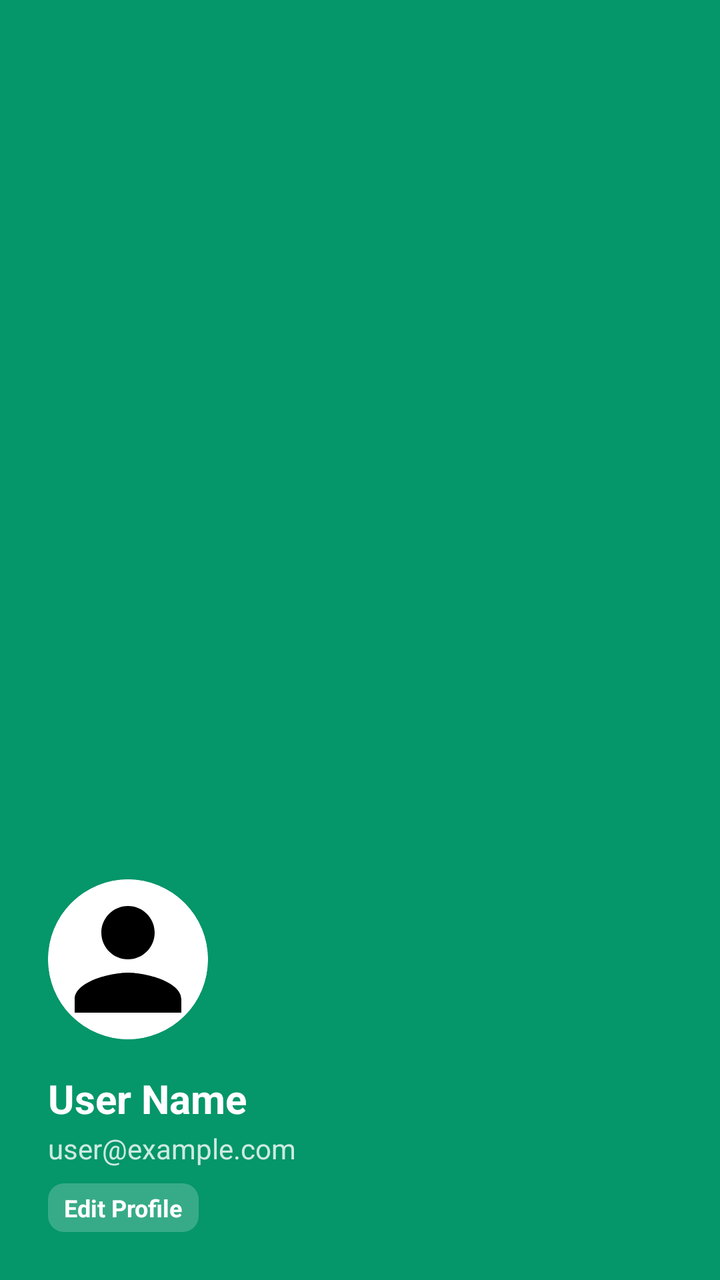
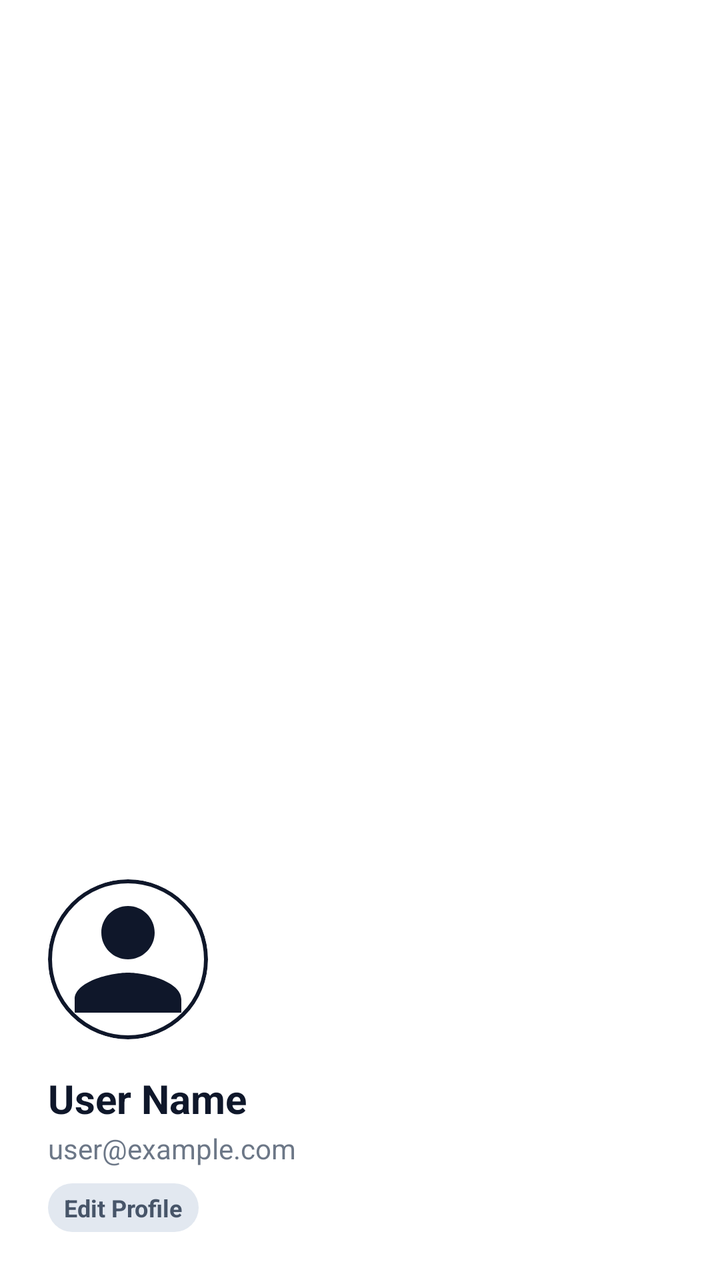

An Android layout rendered at two revisions. The XML below is the earlier revision; the diff shows what the commit changed to produce the second picture.
<!-- AndroidManifest.xml: application theme Theme.TestMaster -->
<!-- res/layout/header_layout.xml -->
<?xml version="1.0" encoding="utf-8"?>
<LinearLayout xmlns:android="http://schemas.android.com/apk/res/android"
    xmlns:app="http://schemas.android.com/apk/res-auto"
    android:layout_width="match_parent"
    android:layout_height="wrap_content"
    android:background="@color/primary"
    android:gravity="bottom"
    android:orientation="vertical"
    android:padding="24dp">

    <com.google.android.material.card.MaterialCardView
        android:layout_width="80dp"
        android:layout_height="80dp"
        app:cardCornerRadius="40dp"
        app:cardElevation="0dp"
        app:strokeWidth="2dp"
        app:strokeColor="@color/white">

        <ImageView
            android:id="@+id/iv_userimage"
            android:layout_width="match_parent"
            android:layout_height="match_parent"
            android:adjustViewBounds="true"
            android:scaleType="centerCrop"
            android:src="@drawable/baseline_person_24" />

    </com.google.android.material.card.MaterialCardView>

    <TextView
        android:id="@+id/user_name"
        android:layout_width="wrap_content"
        android:layout_height="wrap_content"
        android:layout_marginTop="16dp"
        android:text="User Name"
        android:textColor="@color/white"
        android:textSize="20sp"
        android:textStyle="bold" />

    <TextView
        android:id="@+id/user_email"
        android:layout_width="wrap_content"
        android:layout_height="wrap_content"
        android:layout_marginTop="2dp"
        android:text="user@example.com"
        android:textColor="@color/white"
        android:alpha="0.8"
        android:textSize="14sp" />

    <TextView
        android:id="@+id/view_profile"
        android:layout_width="wrap_content"
        android:layout_height="wrap_content"
        android:layout_marginTop="8dp"
        android:text="Edit Profile"
        android:textColor="@color/white"
        android:textSize="12sp"
        android:textStyle="bold"
        android:paddingVertical="4dp"
        android:paddingHorizontal="8dp"
        android:background="@drawable/bg_status_badge"
        android:backgroundTint="#33FFFFFF"/>

</LinearLayout>
<!-- resources referenced by this layout -->
<resources>
  <color name="primary">#059669</color>
  <color name="white">#FFFFFFFF</color>
  <!-- drawable baseline_person_24 (drawable) -->
  <vector android:height="24dp" android:tint="#000000"
      android:viewportHeight="24" android:viewportWidth="24"
      android:width="24dp" xmlns:android="http://schemas.android.com/apk/res/android">
      <path android:fillColor="@android:color/white" android:pathData="M12,12c2.21,0 4,-1.79 4,-4s-1.79,-4 -4,-4 -4,1.79 -4,4 1.79,4 4,4zM12,14c-2.67,0 -8,1.34 -8,4v2h16v-2c0,-2.66 -5.33,-4 -8,-4z"/>
  </vector>
  <!-- drawable bg_status_badge (drawable) -->
  <?xml version="1.0" encoding="utf-8"?>
  <shape xmlns:android="http://schemas.android.com/apk/res/android">
      <solid android:color="@color/success_bg" />
      <corners android:radius="8dp" />
  </shape>
  <style name="Theme.TestMaster" parent="Base.Theme.TestMaster" />
  <color name="success_bg">#DCFCE7</color>
  <style name="Base.Theme.TestMaster" parent="Theme.Material3.DayNight.NoActionBar">
          
          <item name="colorPrimary">@color/primary</item>
          <item name="colorOnPrimary">@color/onPrimary</item>
          <item name="colorPrimaryContainer">@color/primaryContainer</item>
          <item name="colorOnPrimaryContainer">@color/onPrimaryContainer</item>
  
          <item name="colorSecondary">@color/secondary</item>
          <item name="colorOnSecondary">@color/onSecondary</item>
          <item name="colorSecondaryContainer">@color/secondaryContainer</item>
          <item name="colorOnSecondaryContainer">@color/onSecondaryContainer</item>
  
          
          <item name="android:windowBackground">@color/background</item>
          <item name="colorSurface">@color/surface</item>
          <item name="colorOnSurface">@color/onSurface</item>
          <item name="colorSurfaceVariant">@color/surfaceVariant</item>
          <item name="colorOnSurfaceVariant">@color/onSurfaceVariant</item>
          <item name="colorOutline">@color/outline</item>
  
          
          <item name="colorError">@color/error</item>
          <item name="colorOnError">@color/onError</item>
          <item name="colorErrorContainer">@color/errorContainer</item>
          <item name="colorOnErrorContainer">@color/onErrorContainer</item>
  
          
          <item name="android:statusBarColor">@color/surface</item>
          <item name="android:windowLightStatusBar">true</item>
      </style>
  <color name="onPrimary">#FFFFFF</color>
  <color name="primaryContainer">#D1FAE5</color>
  <color name="onPrimaryContainer">#064E3B</color>
  <color name="secondary">#64748B</color>
  <color name="onSecondary">#FFFFFF</color>
  <color name="secondaryContainer">#F1F5F9</color>
  <color name="onSecondaryContainer">#0F172A</color>
  <color name="background">#F8FAFC</color>
  <color name="surface">#FFFFFF</color>
  <color name="onSurface">#0F172A</color>
  <color name="surfaceVariant">#E2E8F0</color>
  <color name="onSurfaceVariant">#475569</color>
  <color name="outline">#94A3B8</color>
  <color name="error">#EF4444</color>
  <color name="onError">#FFFFFF</color>
  <color name="errorContainer">#FEE2E2</color>
  <color name="onErrorContainer">#991B1B</color>
</resources>

<!-- the commit's change to res/layout/header_layout.xml (unified diff, before → after) -->
@@ -5,8 +5,10 @@
     android:layout_height="wrap_content"
     android:background="@color/primary"
     android:gravity="bottom"
+    android:paddingTop="40dp"
     android:orientation="vertical"
-    android:padding="24dp">
+    android:paddingHorizontal="24dp"
+    android:paddingBottom="24dp">
 
     <com.google.android.material.card.MaterialCardView
         android:layout_width="80dp"
@@ -14,7 +16,7 @@
         app:cardCornerRadius="40dp"
         app:cardElevation="0dp"
         app:strokeWidth="2dp"
-        app:strokeColor="@color/white">
+        app:strokeColor="@color/onPrimary">
 
         <ImageView
             android:id="@+id/iv_userimage"
@@ -22,6 +24,7 @@
             android:layout_height="match_parent"
             android:adjustViewBounds="true"
             android:scaleType="centerCrop"
+            app:tint="@color/onSurface"
             android:src="@drawable/baseline_person_24" />
 
     </com.google.android.material.card.MaterialCardView>
@@ -32,7 +35,7 @@
         android:layout_height="wrap_content"
         android:layout_marginTop="16dp"
         android:text="User Name"
-        android:textColor="@color/white"
+        android:textColor="@color/onPrimary"
         android:textSize="20sp"
         android:textStyle="bold" />
 
@@ -42,7 +45,7 @@
         android:layout_height="wrap_content"
         android:layout_marginTop="2dp"
         android:text="user@example.com"
-        android:textColor="@color/white"
+        android:textColor="@color/onSurfaceVariant"
         android:alpha="0.8"
         android:textSize="14sp" />
 
@@ -52,12 +55,11 @@
         android:layout_height="wrap_content"
         android:layout_marginTop="8dp"
         android:text="Edit Profile"
-        android:textColor="@color/white"
+        android:textColor="@color/onSurfaceVariant"
         android:textSize="12sp"
         android:textStyle="bold"
         android:paddingVertical="4dp"
         android:paddingHorizontal="8dp"
-        android:background="@drawable/bg_status_badge"
-        android:backgroundTint="#33FFFFFF"/>
+        android:background="@drawable/bg_pill_surface_variant" />
 
 </LinearLayout>
<!-- resource entries referenced after the edit -->
@@ -1,21 +1,20 @@
 <!-- resources referenced by this layout -->
 <resources>
-  <color name="primary">#059669</color>
-  <color name="white">#FFFFFFFF</color>
+  <color name="primary">#FFFFFF</color>
   <!-- drawable baseline_person_24 (drawable) -->
   <vector android:height="24dp" android:tint="#000000"
       android:viewportHeight="24" android:viewportWidth="24"
       android:width="24dp" xmlns:android="http://schemas.android.com/apk/res/android">
       <path android:fillColor="@android:color/white" android:pathData="M12,12c2.21,0 4,-1.79 4,-4s-1.79,-4 -4,-4 -4,1.79 -4,4 1.79,4 4,4zM12,14c-2.67,0 -8,1.34 -8,4v2h16v-2c0,-2.66 -5.33,-4 -8,-4z"/>
   </vector>
-  <!-- drawable bg_status_badge (drawable) -->
+  <!-- drawable bg_pill_surface_variant (drawable) -->
   <?xml version="1.0" encoding="utf-8"?>
-  <shape xmlns:android="http://schemas.android.com/apk/res/android">
-      <solid android:color="@color/success_bg" />
-      <corners android:radius="8dp" />
+  <shape xmlns:android="http://schemas.android.com/apk/res/android"
+      android:shape="rectangle">
+      <solid android:color="@color/surfaceVariant" />
+      <corners android:radius="20dp" />
   </shape>
   <style name="Theme.TestMaster" parent="Base.Theme.TestMaster" />
-  <color name="success_bg">#DCFCE7</color>
   <style name="Base.Theme.TestMaster" parent="Theme.Material3.DayNight.NoActionBar">
           
           <item name="colorPrimary">@color/primary</item>
@@ -46,12 +45,12 @@
           <item name="android:statusBarColor">@color/surface</item>
           <item name="android:windowLightStatusBar">true</item>
       </style>
-  <color name="onPrimary">#FFFFFF</color>
-  <color name="primaryContainer">#D1FAE5</color>
-  <color name="onPrimaryContainer">#064E3B</color>
+  <color name="onPrimary">#0F172A</color>
+  <color name="primaryContainer">#F1F5F9</color>
+  <color name="onPrimaryContainer">#0F172A</color>
   <color name="secondary">#64748B</color>
   <color name="onSecondary">#FFFFFF</color>
-  <color name="secondaryContainer">#F1F5F9</color>
+  <color name="secondaryContainer">#E2E8F0</color>
   <color name="onSecondaryContainer">#0F172A</color>
   <color name="background">#F8FAFC</color>
   <color name="surface">#FFFFFF</color>
@@ -59,9 +58,9 @@
   <color name="surfaceVariant">#E2E8F0</color>
   <color name="onSurfaceVariant">#475569</color>
   <color name="outline">#94A3B8</color>
-  <color name="error">#EF4444</color>
+  <color name="error">#DC2626</color>
   <color name="onError">#FFFFFF</color>
   <color name="errorContainer">#FEE2E2</color>
-  <color name="onErrorContainer">#991B1B</color>
+  <color name="onErrorContainer">#7F1D1D</color>
 </resources>
 
